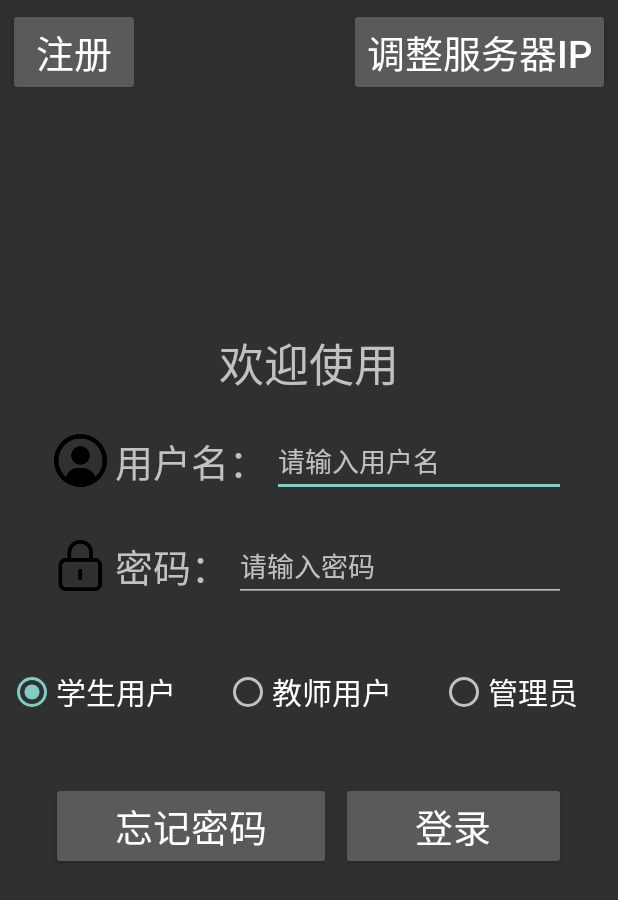
After one commit to czf0613/SCUTStudentScoreControllerAndroid, an Android app: the layout activity_login.xml on its own in the app's theme, with its tools: preview values and no code run, on a phone screen of 412 x 824 dp. The commit adds this screen. Shown: the top 900 px of the screen. Run offline under Robolectric (Android 15) with nearby library versions, the phone set to English and light mode, and no system bars.

Commit message:
完成登录功能的构建
运用协程完成对网络请求的处理

```diff
--- a/app/src/main/java/com/czf/student/MainActivity.kt
+++ b/app/src/main/java/com/czf/student/MainActivity.kt
@@ -1,5 +1,6 @@
 package com.czf.student
 
+import android.content.Intent
 import androidx.appcompat.app.AppCompatActivity
 import android.os.Bundle
 import android.os.CountDownTimer
@@ -17,7 +18,9 @@ class MainActivity : AppCompatActivity() {
 
         val countDownTimer=object :CountDownTimer(3000,30){
             override fun onFinish() {
-
+                val intent=Intent(this@MainActivity,LoginActivity::class.java)
+                startActivity(intent)
+                this@MainActivity.finish()
             }
 
             override fun onTick(millisUntilFinished: Long) {
--- /dev/null
+++ b/app/src/main/res/layout/activity_login.xml
@@ -0,0 +1,169 @@
+<?xml version="1.0" encoding="utf-8"?>
+<LinearLayout xmlns:android="http://schemas.android.com/apk/res/android"
+    xmlns:tools="http://schemas.android.com/tools"
+    android:layout_width="match_parent"
+    android:layout_height="match_parent"
+    android:orientation="vertical"
+    tools:context=".LoginActivity">
+
+    <LinearLayout
+        android:layout_width="match_parent"
+        android:layout_height="wrap_content"
+        android:orientation="horizontal">
+
+        <Button
+            android:layout_width="wrap_content"
+            android:layout_height="wrap_content"
+            android:text="@string/register"
+            android:textSize="25sp"
+            android:id="@+id/register"
+            android:layout_margin="5dp"/>
+
+        <LinearLayout
+            android:layout_width="0dp"
+            android:layout_height="0dp"
+            android:layout_weight="1"
+            android:orientation="horizontal"/>
+
+        <Button
+            android:layout_width="wrap_content"
+            android:layout_height="wrap_content"
+            android:text="@string/set_ip"
+            android:textSize="25sp"
+            android:id="@+id/setIP"
+            android:layout_margin="5dp"/>
+    </LinearLayout>
+
+    <TextView
+        android:layout_width="300dp"
+        android:layout_height="wrap_content"
+        android:text="@string/login_title"
+        android:textSize="30sp"
+        android:gravity="center"
+        android:layout_gravity="center"
+        android:layout_marginTop="150dp"/>
+
+    <LinearLayout
+        android:layout_width="350dp"
+        android:layout_height="wrap_content"
+        android:orientation="horizontal"
+        android:layout_marginTop="15dp"
+        android:layout_gravity="center">
+
+        <ImageView
+            android:layout_width="35dp"
+            android:layout_height="35dp"
+            android:background="@mipmap/user"
+            android:layout_gravity="center_vertical"
+            android:layout_margin="5dp"/>
+
+        <TextView
+            android:layout_width="wrap_content"
+            android:layout_height="wrap_content"
+            android:text="@string/user_name"
+            android:textSize="25sp"
+            android:layout_gravity="center_vertical"/>
+
+            <EditText
+                android:layout_width="wrap_content"
+                android:layout_height="wrap_content"
+                android:layout_weight="1"
+                android:hint="@string/user_name_hint"
+                android:layout_margin="3dp"
+                android:id="@+id/userNameEditText"/>
+    </LinearLayout>
+
+    <LinearLayout
+        android:layout_width="350dp"
+        android:layout_height="wrap_content"
+        android:orientation="horizontal"
+        android:layout_marginTop="15dp"
+        android:layout_gravity="center">
+
+        <ImageView
+            android:layout_width="35dp"
+            android:layout_height="35dp"
+            android:background="@mipmap/password"
+            android:layout_gravity="center_vertical"
+            android:layout_margin="5dp"/>
+
+        <TextView
+            android:layout_width="wrap_content"
+            android:layout_height="wrap_content"
+            android:text="@string/password"
+            android:textSize="25sp"
+            android:layout_gravity="center_vertical"/>
+
+        <EditText
+            android:layout_width="wrap_content"
+            android:layout_height="wrap_content"
+            android:layout_weight="1"
+            android:hint="@string/password_hint"
+            android:inputType="textPassword"
+            android:layout_margin="3dp"
+            android:id="@+id/passwordEditText"/>
+    </LinearLayout>
+
+    <RadioGroup
+        android:layout_width="match_parent"
+        android:layout_height="wrap_content"
+        android:layout_marginTop="35dp"
+        android:id="@+id/userSelector"
+        android:orientation="horizontal">
+
+        <RadioButton
+        android:layout_width="wrap_content"
+        android:layout_height="wrap_content"
+        android:text="@string/student_login"
+        android:layout_margin="5dp"
+        android:textSize="20sp"
+        android:id="@+id/student"
+        android:checked="true"
+        android:layout_weight="0.33"/>
+
+
+        <RadioButton
+            android:layout_width="wrap_content"
+            android:layout_height="wrap_content"
+            android:text="@string/teacher_login"
+            android:layout_margin="5dp"
+            android:textSize="20sp"
+            android:id="@+id/teacher"
+            android:layout_weight="0.33"/>
+
+        <RadioButton
+            android:layout_width="wrap_content"
+            android:layout_height="wrap_content"
+            android:text="@string/administer_login"
+            android:layout_margin="5dp"
+            android:textSize="20sp"
+            android:id="@+id/administer"
+            android:layout_weight="0.33"/>
+    </RadioGroup>
+
+    <LinearLayout
+        android:layout_width="350dp"
+        android:layout_height="wrap_content"
+        android:layout_gravity="center"
+        android:layout_marginTop="35dp"
+        android:orientation="horizontal">
+
+        <Button
+            android:layout_width="wrap_content"
+            android:layout_height="wrap_content"
+            android:text="@string/forget_password"
+            android:textSize="25sp"
+            android:layout_weight="0.5"
+            android:id="@+id/forgetPassword"
+            android:layout_margin="3dp"/>
+
+        <Button
+            android:layout_width="wrap_content"
+            android:layout_height="wrap_content"
+            android:text="@string/login"
+            android:textSize="25sp"
+            android:layout_weight="0.5"
+            android:id="@+id/login"
+            android:layout_margin="3dp"/>
+    </LinearLayout>
+</LinearLayout>
--- a/app/src/main/res/values/strings.xml
+++ b/app/src/main/res/values/strings.xml
@@ -1,3 +1,27 @@
 <resources>
     <string name="app_name">成绩管理器</string>
+    <string name="login_title">欢迎使用</string>
+    <string name="register">注册</string>
+    <string name="set_ip">调整服务器IP</string>
+    <string name="url_hint">请输入服务器IP和端口号</string>
+    <string name="mismatch_url">URL匹配错误</string>
+    <string name="match_url">URL匹配成功</string>
+    <string name="user_name">用户名：</string>
+    <string name="user_name_hint">请输入用户名</string>
+    <string name="password">密码：</string>
+    <string name="password_hint">请输入密码</string>
+    <string name="forget_password">忘记密码</string>
+    <string name="login">登录</string>
+    <string name="student_login">学生用户</string>
+    <string name="teacher_login">教师用户</string>
+    <string name="administer_login">管理员</string>
+    <string name="forget_password_notice">请联系管理员进行密码修改</string>
+    <string name="confirm">确定</string>
+    <string name="cancel">取消</string>
+    <string name="no_user">用户不存在</string>
+    <string name="wrong_password">密码错误</string>
+    <string name="invalid_user">非法用户</string>
+    <string name="login_success">登陆成功</string>
+    <string name="success">成功</string>
+    <string name="fail">失败</string>
 </resources>
```
Also changed, not shown: app/src/main/AndroidManifest.xml (+17 -3 lines), app/src/main/java/com/czf/student/LoginActivity.kt (added, +104 -0 lines), app/src/main/java/com/czf/student/StudentActivity.kt (added, +11 -0 lines), app/src/main/java/com/czf/student/helper/MyApplication.kt (+8 -6 lines), app/src/main/java/com/czf/student/helper/NetWork.kt (added, +46 -0 lines), app/src/main/java/com/czf/student/helper/StringResourceGetter.kt (added, +18 -0 lines), app/src/main/res/layout/activity_student.xml (added, +9 -0 lines), app/src/main/res/xml/network_config.xml (added, +11 -0 lines), app/src/main/res/mipmap-xhdpi/password.png (added), app/src/main/res/mipmap-xhdpi/user.png (added).
